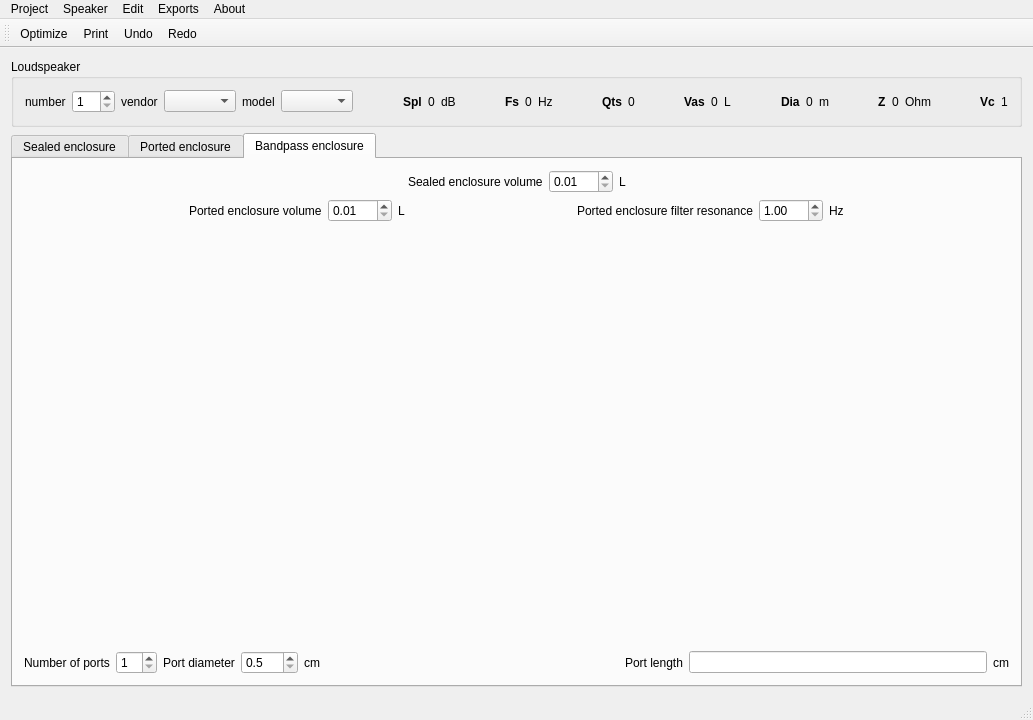
First picture: the form in mainwindow.ui, repository be1/qspeakers, before the edit.
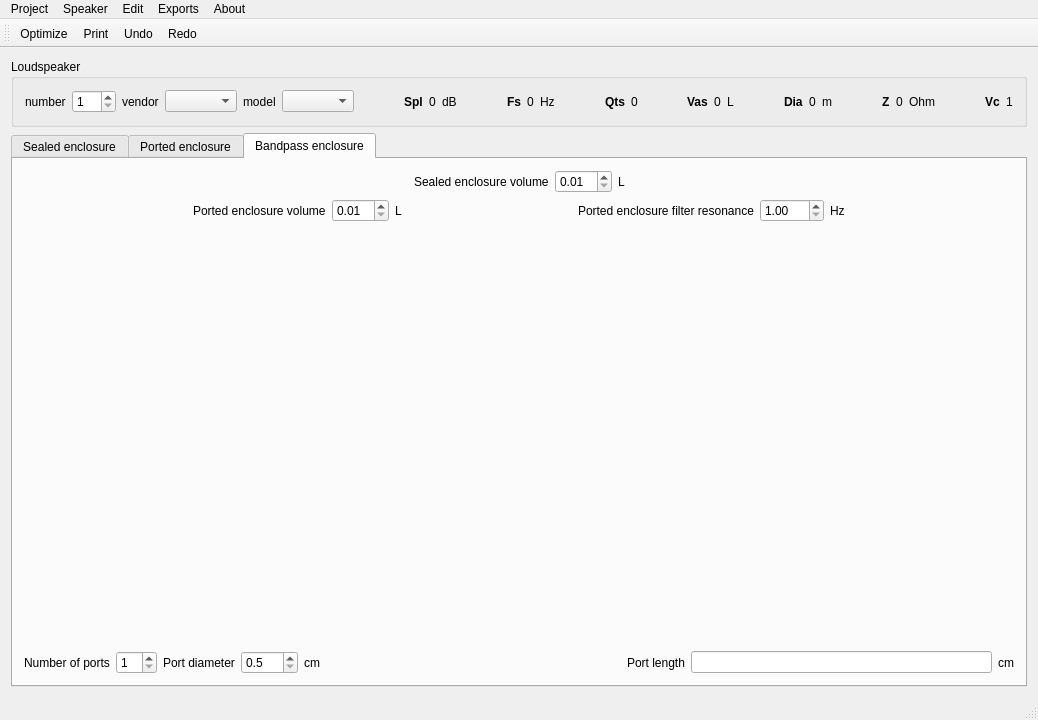
Second picture: the form after the edit. The open tabs and pages were chosen to show the change. Icons and pictures are not drawn.

Commit message: Unleash maximum values.

What changed in the file:
```diff
--- a/mainwindow.ui
+++ b/mainwindow.ui
@@ -6,7 +6,7 @@
    <rect>
     <x>0</x>
     <y>0</y>
-    <width>1033</width>
+    <width>1038</width>
     <height>720</height>
    </rect>
   </property>
@@ -54,9 +54,6 @@
          <property name="minimum">
           <number>1</number>
          </property>
-         <property name="maximum">
-          <number>8</number>
-         </property>
         </widget>
        </item>
        <item>
@@ -775,9 +772,6 @@
               <property name="minimum">
                <double>0.010000000000000</double>
               </property>
-              <property name="maximum">
-               <double>999.990000000000009</double>
-              </property>
              </widget>
             </item>
             <item>
@@ -832,9 +826,6 @@
               <property name="minimum">
                <double>0.010000000000000</double>
               </property>
-              <property name="maximum">
-               <double>999.990000000000009</double>
-              </property>
              </widget>
             </item>
             <item>
@@ -1004,8 +995,8 @@
     <rect>
      <x>0</x>
      <y>0</y>
-     <width>1033</width>
-     <height>23</height>
+     <width>1038</width>
+     <height>31</height>
     </rect>
    </property>
    <widget class="QMenu" name="menuProject">
```
Left out of the diff: 6 changed lines with no effect on the pictures. The commit also changes 2 other files.
